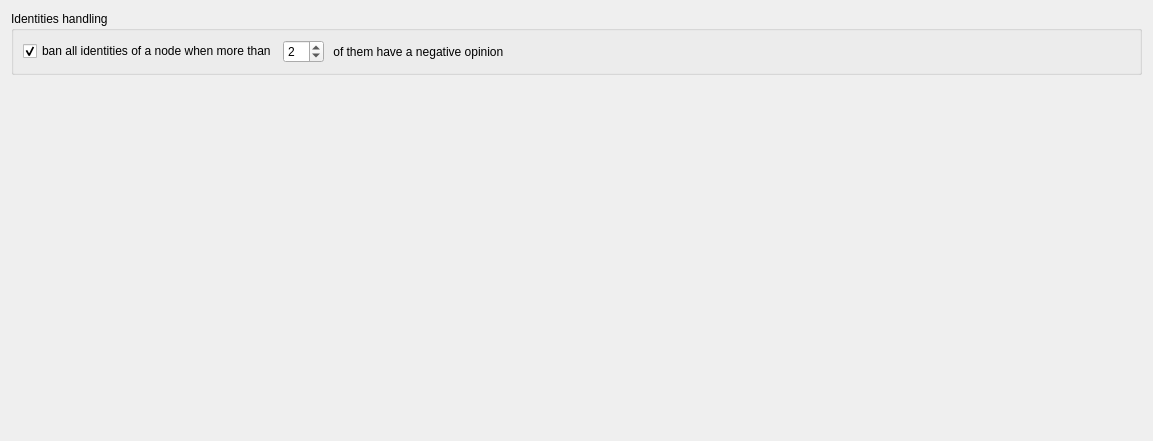
RetroShare/RetroShare, file retroshare-gui/src/gui/settings/PeoplePage.ui: the form before one commit.
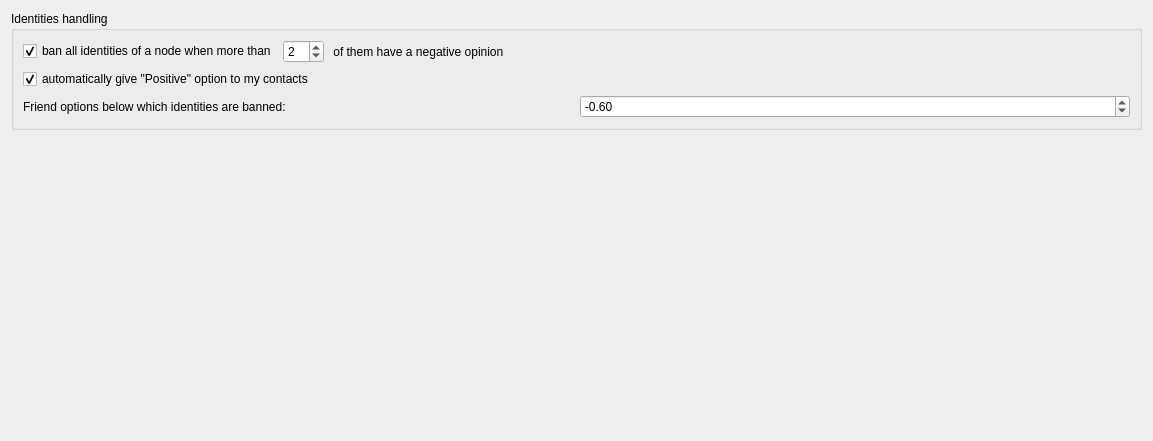
The form after the commit.

Commit message: added two new options to people page for handlign reputations: change the ban limit from friend opinions, and allow to auto-set positive opinions to contacts

The edit to the form file:
```diff
--- a/retroshare-gui/src/gui/settings/PeoplePage.ui
+++ b/retroshare-gui/src/gui/settings/PeoplePage.ui
@@ -16,7 +16,7 @@
      <property name="title">
       <string>Identities handling</string>
      </property>
-     <layout class="QHBoxLayout" name="horizontalLayout_2">
+     <layout class="QVBoxLayout" name="verticalLayout_2">
       <item>
        <layout class="QHBoxLayout" name="horizontalLayout">
         <item>
@@ -61,6 +61,49 @@
         </item>
        </layout>
       </item>
+      <item>
+       <widget class="QCheckBox" name="autoPositiveOpinion_CB">
+        <property name="toolTip">
+         <string>&lt;html&gt;&lt;head/&gt;&lt;body&gt;&lt;p&gt;Anyone in your contact list will automatically have a positive opinion. This allows to automatically raise reputations of used nodes. &lt;/p&gt;&lt;/body&gt;&lt;/html&gt;</string>
+        </property>
+        <property name="text">
+         <string>automatically give &quot;Positive&quot; option to my contacts</string>
+        </property>
+        <property name="checked">
+         <bool>true</bool>
+        </property>
+       </widget>
+      </item>
+      <item>
+       <layout class="QHBoxLayout" name="horizontalLayout_2">
+        <item>
+         <widget class="QLabel" name="label_2">
+          <property name="text">
+           <string>Friend options below which identities are banned:</string>
+          </property>
+         </widget>
+        </item>
+        <item>
+         <widget class="QDoubleSpinBox" name="autoBanIdentitiesLimit_SB">
+          <property name="toolTip">
+           <string>&lt;html&gt;&lt;head/&gt;&lt;body&gt;&lt;p&gt;The default value of -0.6 needs 3 to 4 friends to set a negative opinion in order for that identity to be banned at your own node. This is a pretty conservative value. If you want to more easily get rid of banned identities, set the value to e.g. -0.2&lt;/p&gt;&lt;/body&gt;&lt;/html&gt;</string>
+          </property>
+          <property name="minimum">
+           <double>-1.000000000000000</double>
+          </property>
+          <property name="maximum">
+           <double>-0.010000000000000</double>
+          </property>
+          <property name="singleStep">
+           <double>0.010000000000000</double>
+          </property>
+          <property name="value">
+           <double>-0.600000000000000</double>
+          </property>
+         </widget>
+        </item>
+       </layout>
+      </item>
      </layout>
     </widget>
    </item>
```
The commit also changes 4 other files.
